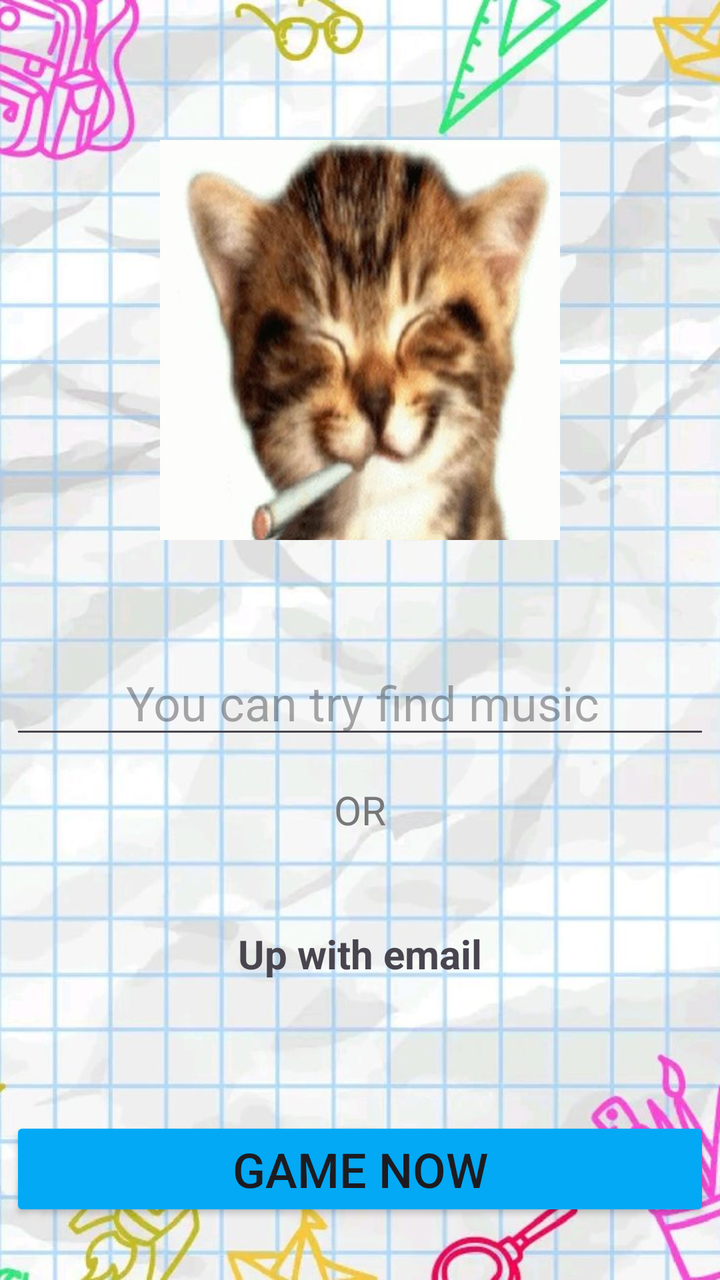
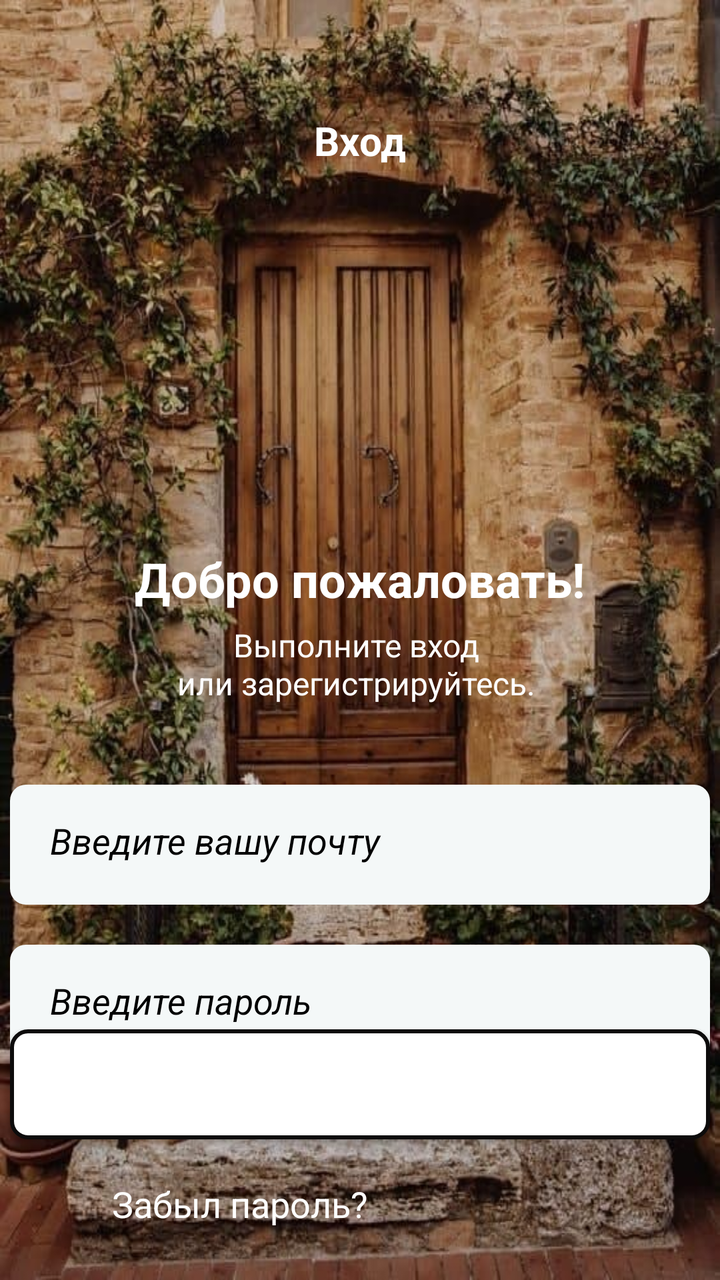

An Android layout rendered at two revisions. The XML below is the earlier revision; the diff shows what the commit changed to produce the second picture.
<!-- AndroidManifest.xml: application theme Theme.APP -->
<!-- res/layout/activity_main.xml -->
<?xml version="1.0" encoding="utf-8"?>
<androidx.constraintlayout.widget.ConstraintLayout xmlns:android="http://schemas.android.com/apk/res/android"
    xmlns:app="http://schemas.android.com/apk/res-auto"
    xmlns:tools="http://schemas.android.com/tools"
    android:id="@+id/main"
    android:layout_width="match_parent"
    android:layout_height="match_parent"
    android:background="@drawable/ic_fon"
    tools:context=".MainActivity">


    <ImageView
        android:layout_width="200dp"
        android:layout_height="200dp"
        android:layout_marginBottom="55dp"
        android:src="@drawable/ic_kkot"
        app:layout_constraintBottom_toTopOf="@id/button1"
        app:layout_constraintEnd_toEndOf="@id/button1"
        app:layout_constraintStart_toStartOf="@id/button1" />

    <Button
        android:id="@+id/button"
        android:layout_width="350dp"
        android:layout_height="wrap_content"
        android:backgroundTint="#03A9F4"
        android:text="GAME NOW"
        android:textSize="24sp"
        app:layout_constraintBottom_toBottomOf="parent"
        app:layout_constraintEnd_toEndOf="parent"
        app:layout_constraintStart_toStartOf="parent"
        app:layout_constraintTop_toTopOf="parent"
        app:layout_constraintVertical_bias="0.95" />

    <EditText
        android:id="@+id/button1"
        android:layout_width="350dp"
        android:layout_height="wrap_content"
        android:hint="         You can try find music"
        android:textSize="24sp"
        app:layout_constraintBottom_toBottomOf="parent"
        app:layout_constraintEnd_toEndOf="parent"
        app:layout_constraintStart_toStartOf="parent"
        app:layout_constraintTop_toTopOf="parent"
        app:layout_constraintVertical_bias="0.55" />

    <TextView
        android:id="@+id/pikcha"
        android:layout_width="wrap_content"
        android:layout_height="wrap_content"
        android:layout_marginBottom="68dp"
        android:text="Up with email"
        android:textSize="20sp"
        android:textStyle="bold"
        app:layout_constraintBottom_toTopOf="@id/button"
        app:layout_constraintEnd_toEndOf="@id/button"
        app:layout_constraintStart_toStartOf="@id/button" />

    <TextView
        android:layout_width="wrap_content"
        android:layout_height="wrap_content"
        android:layout_marginBottom="45dp"
        android:text="OR"
        android:textColor="#787777"
        android:textSize="20sp"
        app:layout_constraintBottom_toTopOf="@id/pikcha"
        app:layout_constraintEnd_toEndOf="@id/pikcha"
        app:layout_constraintStart_toStartOf="@id/pikcha" />

</androidx.constraintlayout.widget.ConstraintLayout>
<!-- resources referenced by this layout -->
<resources>
  <!-- drawable ic_fon: jpg bitmap (drawable, 101850 bytes) -->
  <!-- drawable ic_kkot: jpg bitmap (drawable, 41628 bytes) -->
  <style name="Theme.APP" parent="Base.Theme.APP" />
  <style name="Base.Theme.APP" parent="Theme.Material3.DayNight.NoActionBar">
          
          
      </style>
</resources>

<!-- the commit's change to res/layout/activity_main.xml (unified diff, before → after) -->
@@ -9,61 +9,108 @@
     tools:context=".MainActivity">
 
 
-    <ImageView
-        android:layout_width="200dp"
-        android:layout_height="200dp"
-        android:layout_marginBottom="55dp"
-        android:src="@drawable/ic_kkot"
-        app:layout_constraintBottom_toTopOf="@id/button1"
-        app:layout_constraintEnd_toEndOf="@id/button1"
-        app:layout_constraintStart_toStartOf="@id/button1" />
+    <TextView
+        android:id="@+id/fPassText"
+        android:layout_width="wrap_content"
+        android:layout_height="wrap_content"
+        android:layout_marginTop="20dp"
+        android:layout_marginEnd="120dp"
+        android:text="Забыл пароль?"
+        android:textColor="@color/white"
+        android:textSize="18sp"
+        app:layout_constraintEnd_toEndOf="parent"
+        app:layout_constraintStart_toStartOf="parent"
+        app:layout_constraintTop_toBottomOf="@id/button" />
 
     <Button
         android:id="@+id/button"
         android:layout_width="350dp"
-        android:layout_height="wrap_content"
-        android:backgroundTint="#03A9F4"
-        android:text="GAME NOW"
-        android:textSize="24sp"
+        android:layout_height="55dp"
+        android:background="@drawable/border"
+        android:text="Bойти"
+        android:paddingLeft="6dp"
+        android:paddingTop="6dp"
+        android:textSize="20sp"
+        android:textColor="@color/white"
+        android:insetLeft="1dp"
+        android:insetRight="0dp"
         app:layout_constraintBottom_toBottomOf="parent"
         app:layout_constraintEnd_toEndOf="parent"
         app:layout_constraintStart_toStartOf="parent"
         app:layout_constraintTop_toTopOf="parent"
-        app:layout_constraintVertical_bias="0.95" />
+        app:layout_constraintVertical_bias="0.88" />
 
     <EditText
-        android:id="@+id/button1"
+        android:id="@+id/email"
         android:layout_width="350dp"
+        android:layout_height="60dp"
+        android:layout_marginTop="40dp"
+        android:background="@drawable/border1"
+        android:hint="Введите вашу почту"
+        android:padding="20dp"
+        android:textColor="@color/black"
+        android:textColorHint="@color/black"
+        android:textSize="18dp"
+        android:textStyle="italic"
+        app:layout_constraintLeft_toLeftOf="parent"
+        app:layout_constraintRight_toRightOf="parent"
+        app:layout_constraintTop_toBottomOf="@id/registert" />
+    <EditText
+        android:id="@+id/password"
+        android:layout_width="350dp"
+        android:layout_height="60dp"
+        android:layout_marginTop="20dp"
+        android:background="@drawable/border1"
+        android:hint="Введите пароль"
+        android:inputType="textPassword"
+        android:padding="20dp"
+        android:textColor="@color/black"
+        android:textColorHint="@color/black"
+        android:textSize="18dp"
+        android:textStyle="italic"
+        app:layout_constraintLeft_toLeftOf="parent"
+        app:layout_constraintRight_toRightOf="parent"
+        app:layout_constraintTop_toBottomOf="@id/email"/>
+    <TextView
+        android:layout_width="wrap_content"
+        android:id="@+id/welcome"
         android:layout_height="wrap_content"
-        android:hint="         You can try find music"
+        android:text="Добро пожаловать!"
         android:textSize="24sp"
+        android:textColor="@color/white"
+        android:textStyle="bold"
+        app:layout_constraintEnd_toEndOf="parent"
+        app:layout_constraintStart_toStartOf="parent"
+        app:layout_constraintBottom_toBottomOf="parent"
+        app:layout_constraintTop_toTopOf="parent"
+        app:layout_constraintVertical_bias="0.45"/>
+
+    <TextView
+        android:id="@+id/registert"
+        android:layout_width="wrap_content"
+        android:layout_height="wrap_content"
+        android:text="        Выполните вход \n или зарегистрируйтесь.  "
+        android:textSize="16sp"
+        android:textColor="@color/white"
         app:layout_constraintBottom_toBottomOf="parent"
         app:layout_constraintEnd_toEndOf="parent"
         app:layout_constraintStart_toStartOf="parent"
         app:layout_constraintTop_toTopOf="parent"
-        app:layout_constraintVertical_bias="0.55" />
+        app:layout_constraintVertical_bias="0.52"/>
 
     <TextView
-        android:id="@+id/pikcha"
-        android:layout_width="wrap_content"
-        android:layout_height="wrap_content"
-        android:layout_marginBottom="68dp"
-        android:text="Up with email"
-        android:textSize="20sp"
-        android:textStyle="bold"
-        app:layout_constraintBottom_toTopOf="@id/button"
-        app:layout_constraintEnd_toEndOf="@id/button"
-        app:layout_constraintStart_toStartOf="@id/button" />
-
-    <TextView
+        android:id="@+id/loginText"
         android:layout_width="wrap_content"
         android:layout_height="wrap_content"
         android:layout_marginBottom="45dp"
-        android:text="OR"
-        android:textColor="#787777"
+        android:text="Вход"
+        android:textColor="@color/white"
         android:textSize="20sp"
-        app:layout_constraintBottom_toTopOf="@id/pikcha"
-        app:layout_constraintEnd_toEndOf="@id/pikcha"
-        app:layout_constraintStart_toStartOf="@id/pikcha" />
+        android:textStyle="bold"
+        app:layout_constraintEnd_toEndOf="parent"
+        app:layout_constraintStart_toStartOf="parent"
+        app:layout_constraintBottom_toBottomOf="parent"
+        app:layout_constraintTop_toTopOf="parent"
+        app:layout_constraintVertical_bias="0.1"/>
 
 </androidx.constraintlayout.widget.ConstraintLayout>
<!-- resource entries referenced after the edit -->
@@ -1,9 +1,24 @@
 <!-- resources referenced by this layout -->
 <resources>
-  <!-- drawable ic_fon: jpg bitmap (drawable, 101850 bytes) -->
-  <!-- drawable ic_kkot: jpg bitmap (drawable, 41628 bytes) -->
+  <color name="black">#FF000000</color>
+  <color name="white">#FFFFFFFF</color>
+  <!-- drawable border (drawable) -->
+  <?xml version="1.0" encoding="utf-8"?>
+      <shape xmlns:android="http://schemas.android.com/apk/res/android">
+          <solid android:color="#FFFFFF"/> 
+          <stroke android:width="2dp" android:color="#0D0C0C"/> 
+          <corners android:radius="8dp"/> 
+          <padding android:left="10dp" android:top="5dp" android:right="10dp" android:bottom="5dp"/>
+      </shape>
+  <!-- drawable border1 (drawable) -->
+  <?xml version="1.0" encoding="utf-8"?>
+  <shape xmlns:android="http://schemas.android.com/apk/res/android">
+      <solid android:color="#F4F8F8" />
+      <corners android:radius="8dp" />
+  </shape>
+  <!-- drawable ic_fon: jpg bitmap (drawable, 105415 bytes) -->
   <style name="Theme.APP" parent="Base.Theme.APP" />
-  <style name="Base.Theme.APP" parent="Theme.Material3.DayNight.NoActionBar">
+  <style name="Base.Theme.APP" parent="Theme.MaterialComponents.DayNight.NoActionBar.Bridge">
           
           
       </style>
